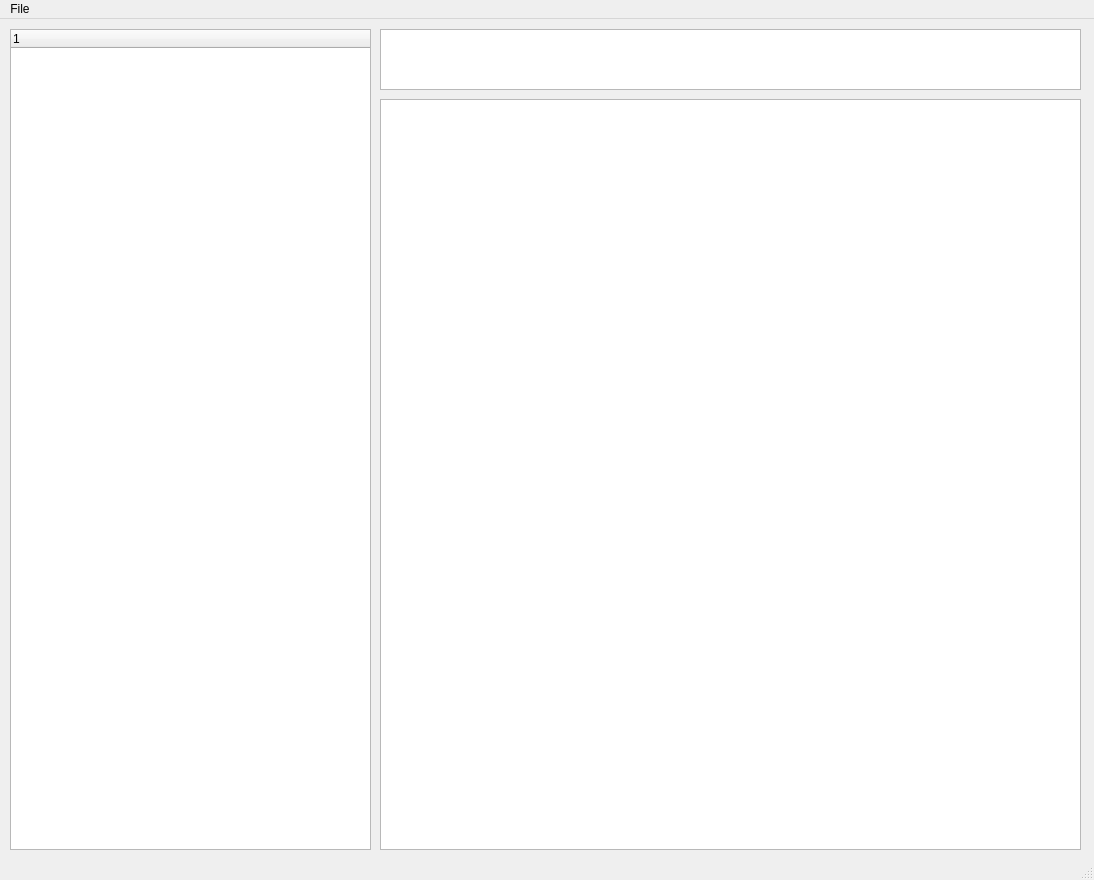
Old version of the form view/ui/frmMain.ui in the repository longlh123/MDDGUIPython.
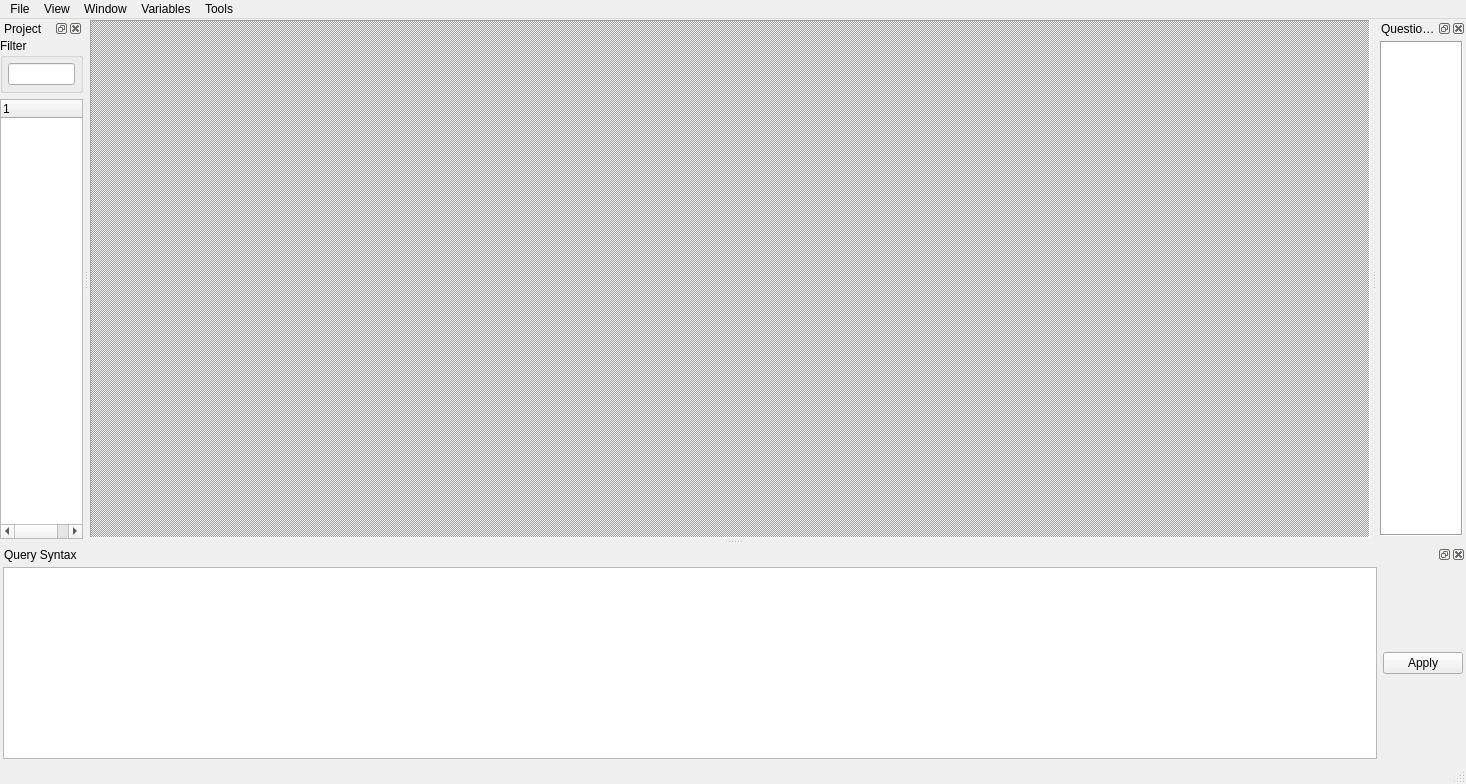
New version of the form.

Patch:
```diff
--- a/view/ui/frmMain.ui
+++ b/view/ui/frmMain.ui
@@ -6,12 +6,12 @@
    <rect>
     <x>0</x>
     <y>0</y>
-    <width>1094</width>
-    <height>880</height>
+    <width>1466</width>
+    <height>784</height>
    </rect>
   </property>
   <property name="sizePolicy">
-   <sizepolicy hsizetype="Fixed" vsizetype="Expanding">
+   <sizepolicy hsizetype="Expanding" vsizetype="Expanding">
     <horstretch>0</horstretch>
     <verstretch>0</verstretch>
    </sizepolicy>
@@ -21,71 +21,78 @@
   </property>
   <widget class="QWidget" name="centralwidget">
    <property name="sizePolicy">
-    <sizepolicy hsizetype="Preferred" vsizetype="Preferred">
+    <sizepolicy hsizetype="Expanding" vsizetype="Expanding">
      <horstretch>1</horstretch>
      <verstretch>0</verstretch>
     </sizepolicy>
    </property>
-   <property name="focusPolicy">
-    <enum>Qt::ClickFocus</enum>
+   <property name="minimumSize">
+    <size>
+     <width>1282</width>
+     <height>0</height>
+    </size>
    </property>
-   <widget class="QTableWidget" name="tbl_bvc_questions">
-    <property name="geometry">
-     <rect>
-      <x>380</x>
-      <y>80</y>
-      <width>701</width>
-      <height>751</height>
-     </rect>
+   <layout class="QVBoxLayout" name="verticalLayout">
+    <property name="spacing">
+     <number>6</number>
     </property>
-    <property name="sizePolicy">
-     <sizepolicy hsizetype="Expanding" vsizetype="Maximum">
-      <horstretch>3</horstretch>
-      <verstretch>0</verstretch>
-     </sizepolicy>
+    <property name="leftMargin">
+     <number>1</number>
     </property>
-   </widget>
-   <widget class="QTreeWidget" name="tree_questions">
-    <property name="geometry">
-     <rect>
-      <x>10</x>
-      <y>10</y>
-      <width>361</width>
-      <height>821</height>
-     </rect>
+    <property name="topMargin">
+     <number>1</number>
     </property>
-    <property name="sizePolicy">
-     <sizepolicy hsizetype="Expanding" vsizetype="Expanding">
-      <horstretch>0</horstretch>
-      <verstretch>0</verstretch>
-     </sizepolicy>
+    <property name="rightMargin">
+     <number>1</number>
     </property>
-    <property name="columnCount">
+    <property name="bottomMargin">
      <number>1</number>
     </property>
-    <column>
-     <property name="text">
-      <string notr="true">1</string>
-     </property>
-    </column>
-   </widget>
-   <widget class="QPlainTextEdit" name="ptxt_question_content">
-    <property name="geometry">
-     <rect>
-      <x>380</x>
-      <y>10</y>
-      <width>701</width>
-      <height>61</height>
-     </rect>
-    </property>
-   </widget>
+    <item>
+     <widget class="QMdiArea" name="mdiArea">
+      <property name="enabled">
+       <bool>true</bool>
+      </property>
+      <property name="sizePolicy">
+       <sizepolicy hsizetype="Expanding" vsizetype="Expanding">
+        <horstretch>0</horstretch>
+        <verstretch>0</verstretch>
+       </sizepolicy>
+      </property>
+      <property name="frameShape">
+       <enum>QFrame::Panel</enum>
+      </property>
+      <property name="frameShadow">
+       <enum>QFrame::Sunken</enum>
+      </property>
+      <property name="background">
+       <brush brushstyle="Dense4Pattern">
+        <color alpha="255">
+         <red>160</red>
+         <green>160</green>
+         <blue>160</blue>
+        </color>
+       </brush>
+      </property>
+      <property name="viewMode">
+       <enum>QMdiArea::SubWindowView</enum>
+      </property>
+      <property name="tabShape">
+       <enum>QTabWidget::Rounded</enum>
+      </property>
+      <property name="tabPosition">
+       <enum>QTabWidget::North</enum>
+      </property>
+     </widget>
+    </item>
+   </layout>
   </widget>
   <widget class="QMenuBar" name="menubar">
    <property name="geometry">
     <rect>
      <x>0</x>
      <y>0</y>
-     <width>1094</width>
+     <width>1466</width>
      <height>21</height>
     </rect>
    </property>
@@ -95,9 +102,238 @@
     </property>
     <addaction name="actionOpen"/>
    </widget>
+   <widget class="QMenu" name="menuView">
+    <property name="title">
+     <string>View</string>
+    </property>
+    <addaction name="actionProject_Box"/>
+    <addaction name="actionQuestion_Box"/>
+    <addaction name="separator"/>
+    <addaction name="actionQuery_Syntax_Box"/>
+   </widget>
+   <widget class="QMenu" name="menuWindow">
+    <property name="title">
+     <string>Window</string>
+    </property>
+    <addaction name="actionDataBase"/>
+    <addaction name="actionCodeListing"/>
+   </widget>
+   <widget class="QMenu" name="menuVariables">
+    <property name="title">
+     <string>Variables</string>
+    </property>
+    <addaction name="actionShow_Open_Ended_Variables"/>
+   </widget>
+   <widget class="QMenu" name="menuTools">
+    <property name="title">
+     <string>Tools</string>
+    </property>
+    <addaction name="actionQuery_Tool"/>
+   </widget>
    <addaction name="menuFile"/>
+   <addaction name="menuView"/>
+   <addaction name="menuWindow"/>
+   <addaction name="menuVariables"/>
+   <addaction name="menuTools"/>
   </widget>
   <widget class="QStatusBar" name="statusbar"/>
+  <widget class="QDockWidget" name="dock_project">
+   <property name="sizePolicy">
+    <sizepolicy hsizetype="Preferred" vsizetype="Preferred">
+     <horstretch>0</horstretch>
+     <verstretch>0</verstretch>
+    </sizepolicy>
+   </property>
+   <property name="tabletTracking">
+    <bool>false</bool>
+   </property>
+   <property name="autoFillBackground">
+    <bool>false</bool>
+   </property>
+   <property name="windowTitle">
+    <string>Project</string>
+   </property>
+   <attribute name="dockWidgetArea">
+    <number>1</number>
+   </attribute>
+   <widget class="QWidget" name="dockWidgetContents">
+    <property name="sizePolicy">
+     <sizepolicy hsizetype="Expanding" vsizetype="Expanding">
+      <horstretch>0</horstretch>
+      <verstretch>0</verstretch>
+     </sizepolicy>
+    </property>
+    <layout class="QVBoxLayout" name="verticalLayout_2">
+     <property name="leftMargin">
+      <number>0</number>
+     </property>
+     <property name="topMargin">
+      <number>0</number>
+     </property>
+     <property name="rightMargin">
+      <number>0</number>
+     </property>
+     <property name="bottomMargin">
+      <number>0</number>
+     </property>
+     <item>
+      <widget class="QGroupBox" name="grp_filter">
+       <property name="sizePolicy">
+        <sizepolicy hsizetype="Expanding" vsizetype="Maximum">
+         <horstretch>0</horstretch>
+         <verstretch>1</verstretch>
+        </sizepolicy>
+       </property>
+       <property name="title">
+        <string>Filter</string>
+       </property>
+       <layout class="QVBoxLayout" name="verticalLayout_3">
+        <property name="sizeConstraint">
+         <enum>QLayout::SetDefaultConstraint</enum>
+        </property>
+        <property name="leftMargin">
+         <number>5</number>
+        </property>
+        <property name="topMargin">
+         <number>5</number>
+        </property>
+        <property name="rightMargin">
+         <number>5</number>
+        </property>
+        <property name="bottomMargin">
+         <number>5</number>
+        </property>
+        <item>
+         <widget class="QLineEdit" name="line_filter"/>
+        </item>
+       </layout>
+      </widget>
+     </item>
+     <item>
+      <widget class="QTreeWidget" name="wtree_questions">
+       <property name="sizePolicy">
+        <sizepolicy hsizetype="Expanding" vsizetype="Expanding">
+         <horstretch>1</horstretch>
+         <verstretch>0</verstretch>
+        </sizepolicy>
+       </property>
+       <property name="lineWidth">
+        <number>1</number>
+       </property>
+       <property name="autoScrollMargin">
+        <number>16</number>
+       </property>
+       <property name="columnCount">
+        <number>1</number>
+       </property>
+       <column>
+        <property name="text">
+         <string notr="true">1</string>
+        </property>
+       </column>
+      </widget>
+     </item>
+    </layout>
+   </widget>
+  </widget>
+  <widget class="QDockWidget" name="dock_question_properties">
+   <property name="sizePolicy">
+    <sizepolicy hsizetype="Preferred" vsizetype="Preferred">
+     <horstretch>0</horstretch>
+     <verstretch>0</verstretch>
+    </sizepolicy>
+   </property>
+   <property name="windowTitle">
+    <string>Question Properties</string>
+   </property>
+   <attribute name="dockWidgetArea">
+    <number>2</number>
+   </attribute>
+   <widget class="QWidget" name="dockWidgetContents_2">
+    <property name="sizePolicy">
+     <sizepolicy hsizetype="Expanding" vsizetype="Expanding">
+      <horstretch>0</horstretch>
+      <verstretch>0</verstretch>
+     </sizepolicy>
+    </property>
+    <layout class="QVBoxLayout" name="verticalLayout_4">
+     <property name="leftMargin">
+      <number>3</number>
+     </property>
+     <property name="topMargin">
+      <number>3</number>
+     </property>
+     <property name="rightMargin">
+      <number>3</number>
+     </property>
+     <property name="bottomMargin">
+      <number>3</number>
+     </property>
+     <item>
+      <widget class="QTableWidget" name="table_question_properties">
+       <property name="frameShape">
+        <enum>QFrame::Box</enum>
+       </property>
+       <property name="frameShadow">
+        <enum>QFrame::Sunken</enum>
+       </property>
+       <property name="gridStyle">
+        <enum>Qt::CustomDashLine</enum>
+       </property>
+       <property name="rowCount">
+        <number>0</number>
+       </property>
+       <property name="columnCount">
+        <number>0</number>
+       </property>
+      </widget>
+     </item>
+    </layout>
+   </widget>
+  </widget>
+  <widget class="QDockWidget" name="dock_query_syntax_box">
+   <property name="enabled">
+    <bool>true</bool>
+   </property>
+   <property name="floating">
+    <bool>false</bool>
+   </property>
+   <property name="allowedAreas">
+    <set>Qt::BottomDockWidgetArea</set>
+   </property>
+   <property name="windowTitle">
+    <string>Query Syntax</string>
+   </property>
+   <attribute name="dockWidgetArea">
+    <number>8</number>
+   </attribute>
+   <widget class="QWidget" name="dockWidgetContents_3">
+    <layout class="QHBoxLayout" name="horizontalLayout">
+     <property name="leftMargin">
+      <number>3</number>
+     </property>
+     <property name="topMargin">
+      <number>3</number>
+     </property>
+     <property name="rightMargin">
+      <number>3</number>
+     </property>
+     <property name="bottomMargin">
+      <number>3</number>
+     </property>
+     <item>
+      <widget class="QPlainTextEdit" name="ptext_query_syntax"/>
+     </item>
+     <item>
+      <widget class="QPushButton" name="pbtn_apply">
+       <property name="text">
+        <string>Apply</string>
+       </property>
+      </widget>
+     </item>
+    </layout>
+   </widget>
+  </widget>
   <action name="actionOpen">
    <property name="text">
     <string>Open</string>
```
Left out of the diff: 56 changed lines with no effect on the pictures.
